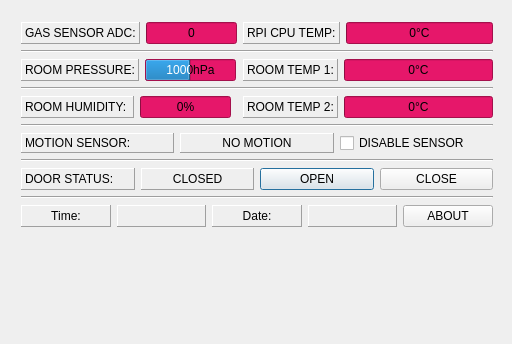
Qt form dialog.ui (domazetov/smarthouse) before a commit.
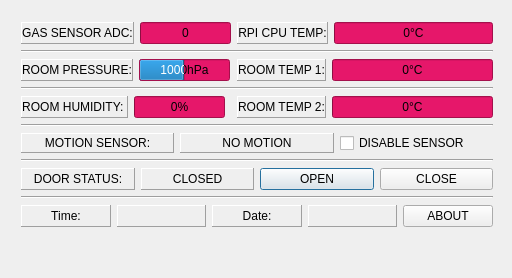
The same form after that commit.

Patch:
```diff
--- a/dialog.ui
+++ b/dialog.ui
@@ -7,7 +7,7 @@
     <x>0</x>
     <y>0</y>
     <width>512</width>
-    <height>344</height>
+    <height>278</height>
    </rect>
   </property>
   <property name="sizePolicy">
@@ -19,19 +19,19 @@
   <property name="minimumSize">
    <size>
     <width>512</width>
-    <height>0</height>
+    <height>278</height>
    </size>
   </property>
   <property name="maximumSize">
    <size>
     <width>512</width>
-    <height>16777215</height>
+    <height>278</height>
    </size>
   </property>
   <property name="windowTitle">
    <string>Dialog</string>
   </property>
-  <widget class="QWidget" name="">
+  <widget class="QWidget" name="layoutWidget">
    <property name="geometry">
     <rect>
      <x>10</x>
@@ -54,6 +54,9 @@
         <property name="text">
          <string>GAS SENSOR ADC:</string>
         </property>
+        <property name="alignment">
+         <set>Qt::AlignCenter</set>
+        </property>
        </widget>
       </item>
       <item>
@@ -99,6 +102,9 @@
         <property name="text">
          <string>RPI CPU TEMP:</string>
         </property>
+        <property name="alignment">
+         <set>Qt::AlignCenter</set>
+        </property>
        </widget>
       </item>
       <item>
@@ -145,6 +151,9 @@
         <property name="text">
          <string>ROOM PRESSURE:</string>
         </property>
+        <property name="alignment">
+         <set>Qt::AlignCenter</set>
+        </property>
        </widget>
       </item>
       <item>
@@ -190,6 +199,9 @@
         <property name="text">
          <string>ROOM TEMP 1:</string>
         </property>
+        <property name="alignment">
+         <set>Qt::AlignCenter</set>
+        </property>
        </widget>
       </item>
       <item>
@@ -236,6 +248,9 @@
         <property name="text">
          <string>ROOM HUMIDITY: </string>
         </property>
+        <property name="alignment">
+         <set>Qt::AlignCenter</set>
+        </property>
        </widget>
       </item>
       <item>
@@ -281,6 +296,9 @@
         <property name="text">
          <string>ROOM TEMP 2:</string>
         </property>
+        <property name="alignment">
+         <set>Qt::AlignCenter</set>
+        </property>
        </widget>
       </item>
       <item>
@@ -327,6 +345,9 @@
         <property name="text">
          <string>MOTION SENSOR:</string>
         </property>
+        <property name="alignment">
+         <set>Qt::AlignCenter</set>
+        </property>
        </widget>
       </item>
       <item>
@@ -374,6 +395,9 @@
         <property name="text">
          <string>DOOR STATUS:</string>
         </property>
+        <property name="alignment">
+         <set>Qt::AlignCenter</set>
+        </property>
        </widget>
       </item>
       <item>
```
Left out of the diff: 6 changed lines with no effect on the pictures.
